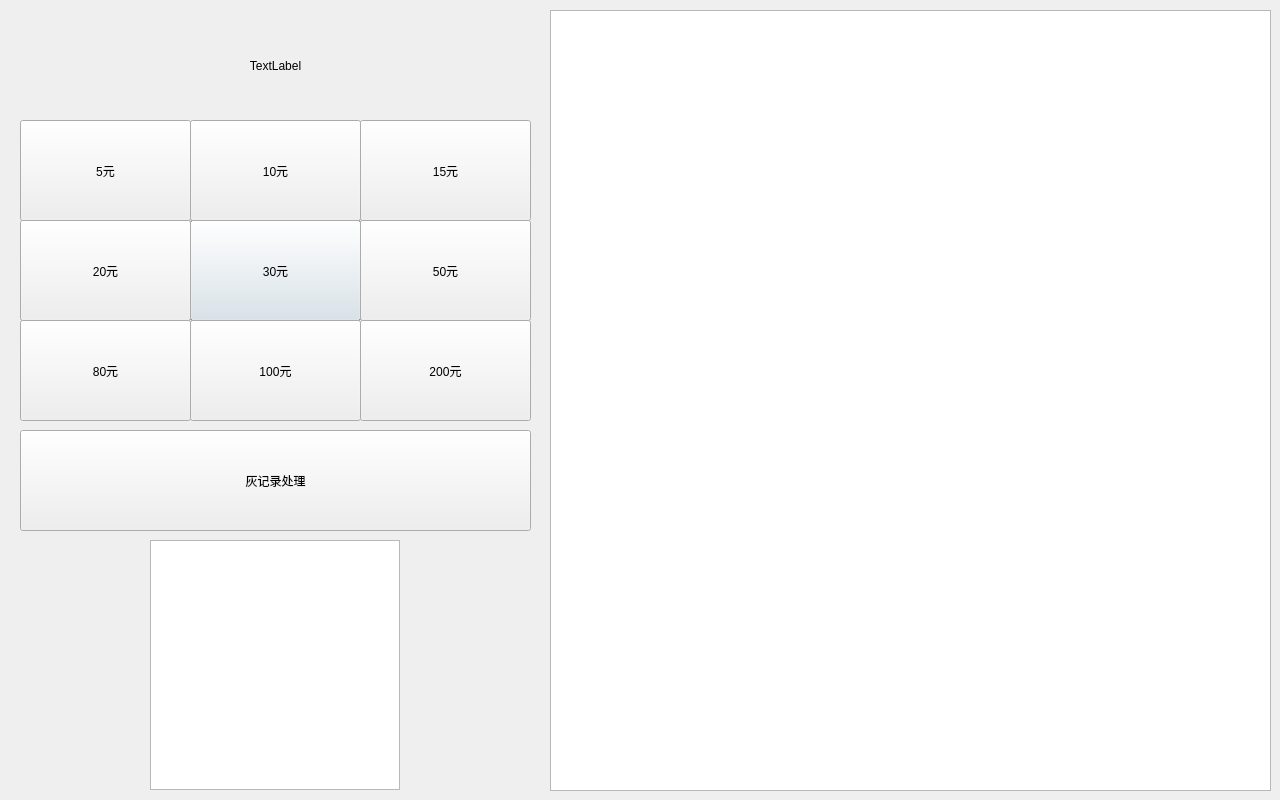
Old version of the form cardrecharger.ui in the repository FatSunHYS/CardRecharger.
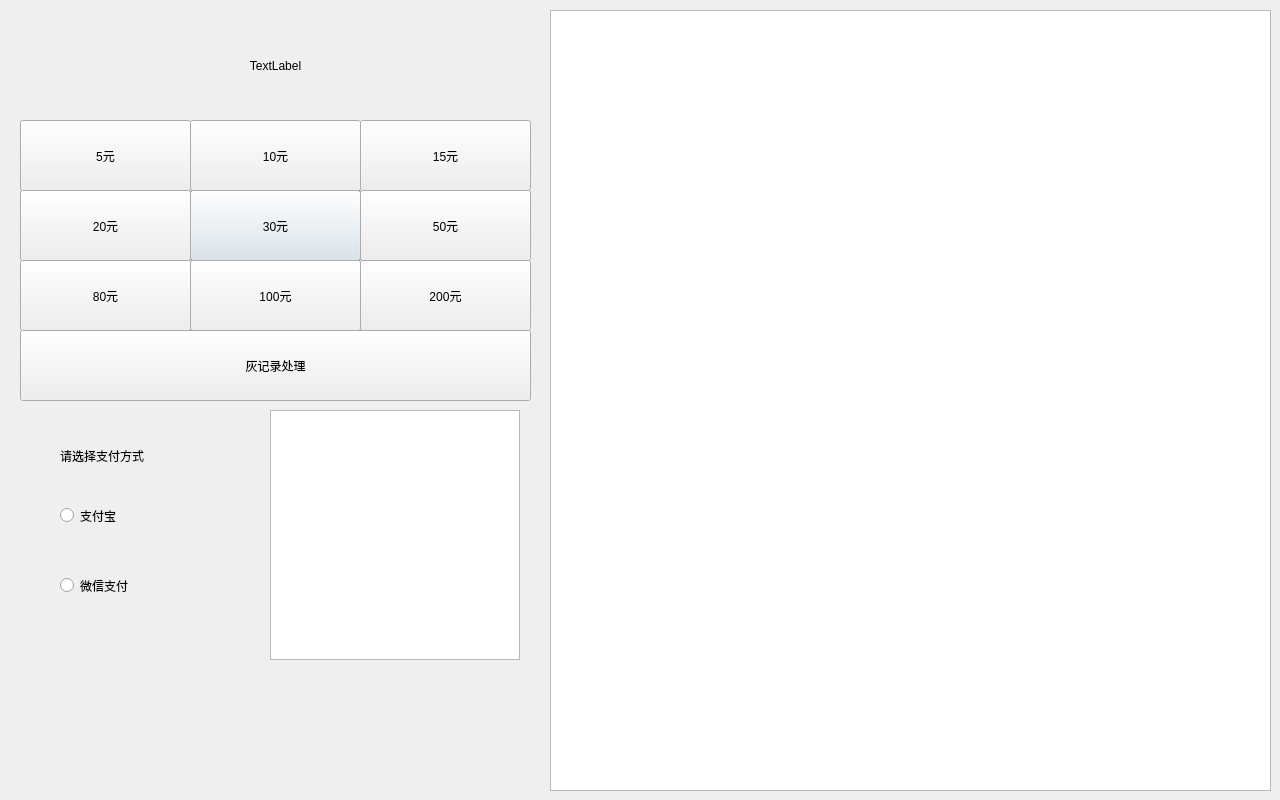
New version of the form.

The edit to the form file:
```diff
--- a/cardrecharger.ui
+++ b/cardrecharger.ui
@@ -38,8 +38,8 @@
   <widget class="QGraphicsView" name="TwoDimensionCodeGraphics">
    <property name="geometry">
     <rect>
-     <x>150</x>
-     <y>540</y>
+     <x>270</x>
+     <y>410</y>
      <width>250</width>
      <height>250</height>
     </rect>
@@ -65,9 +65,9 @@
    <property name="geometry">
     <rect>
      <x>190</x>
-     <y>220</y>
+     <y>190</y>
      <width>171</width>
-     <height>101</height>
+     <height>71</height>
     </rect>
    </property>
    <property name="text">
@@ -80,7 +80,7 @@
      <x>190</x>
      <y>120</y>
      <width>171</width>
-     <height>101</height>
+     <height>71</height>
     </rect>
    </property>
    <property name="text">
@@ -91,9 +91,9 @@
    <property name="geometry">
     <rect>
      <x>20</x>
-     <y>320</y>
+     <y>260</y>
      <width>171</width>
-     <height>101</height>
+     <height>71</height>
     </rect>
    </property>
    <property name="text">
@@ -104,9 +104,9 @@
    <property name="geometry">
     <rect>
      <x>20</x>
-     <y>220</y>
+     <y>190</y>
      <width>171</width>
-     <height>101</height>
+     <height>71</height>
     </rect>
    </property>
    <property name="text">
@@ -119,7 +119,7 @@
      <x>360</x>
      <y>120</y>
      <width>171</width>
-     <height>101</height>
+     <height>71</height>
     </rect>
    </property>
    <property name="text">
@@ -132,7 +132,7 @@
      <x>20</x>
      <y>120</y>
      <width>171</width>
-     <height>101</height>
+     <height>71</height>
     </rect>
    </property>
    <property name="text">
@@ -143,9 +143,9 @@
    <property name="geometry">
     <rect>
      <x>360</x>
-     <y>220</y>
+     <y>190</y>
      <width>171</width>
-     <height>101</height>
+     <height>71</height>
     </rect>
    </property>
    <property name="text">
@@ -156,9 +156,9 @@
    <property name="geometry">
     <rect>
      <x>190</x>
-     <y>320</y>
+     <y>260</y>
      <width>171</width>
-     <height>101</height>
+     <height>71</height>
     </rect>
    </property>
    <property name="text">
@@ -169,22 +169,64 @@
    <property name="geometry">
     <rect>
      <x>360</x>
-     <y>320</y>
+     <y>260</y>
      <width>171</width>
-     <height>101</height>
+     <height>71</height>
     </rect>
    </property>
    <property name="text">
     <string>200元</string>
    </property>
   </widget>
-  <widget class="QPushButton" name="GreyRecordButton">
+  <widget class="QRadioButton" name="PayWay_Ali">
    <property name="geometry">
     <rect>
-     <x>20</x>
+     <x>60</x>
+     <y>490</y>
+     <width>171</width>
+     <height>51</height>
+    </rect>
+   </property>
+   <property name="text">
+    <string>支付宝</string>
+   </property>
+  </widget>
+  <widget class="QRadioButton" name="PayWay_WeiXin">
+   <property name="geometry">
+    <rect>
+     <x>60</x>
+     <y>560</y>
+     <width>171</width>
+     <height>51</height>
+    </rect>
+   </property>
+   <property name="text">
+    <string>微信支付</string>
+   </property>
+  </widget>
+  <widget class="QLabel" name="PayWayLabel">
+   <property name="geometry">
+    <rect>
+     <x>60</x>
      <y>430</y>
+     <width>171</width>
+     <height>51</height>
+    </rect>
+   </property>
+   <property name="text">
+    <string>请选择支付方式</string>
+   </property>
+   <property name="alignment">
+    <set>Qt::AlignLeading|Qt::AlignLeft|Qt::AlignVCenter</set>
+   </property>
+  </widget>
+  <widget class="QPushButton" name="GreyRecordButton">
+   <property name="geometry">
+    <rect>
+     <x>20</x>
+     <y>330</y>
      <width>511</width>
-     <height>101</height>
+     <height>71</height>
     </rect>
    </property>
    <property name="text">
```
